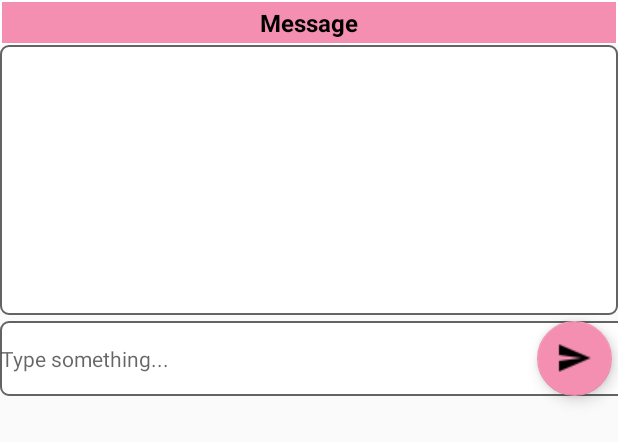
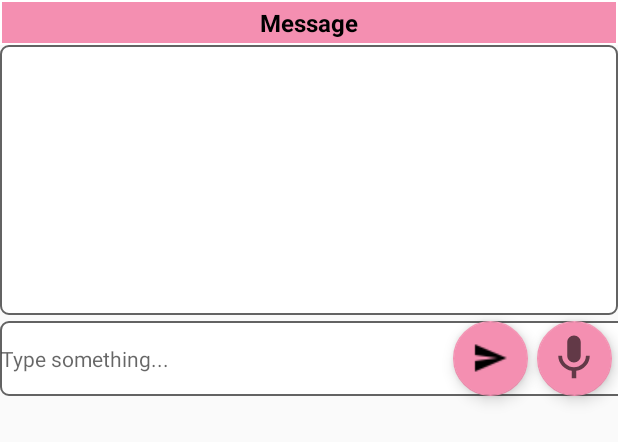
Before and after one commit to Appleboyy/MDP-Andriod-Project, an Android app: the layout activity_comms.xml on its own in the app's theme, with its tools: preview values and no code run, on a phone screen of 412 x 824 dp. Shown: the top 442 px of the screen. Run offline under Robolectric (Android 15) with nearby library versions, the phone set to English and light mode, and no system bars.

Commit message:
add mic icon

```diff
--- /dev/null
+++ b/app/src/main/res/drawable/ic_baseline_mic_36.xml
@@ -0,0 +1,5 @@
+<vector android:height="36dp" android:tint="?attr/colorControlNormal"
+    android:viewportHeight="24" android:viewportWidth="24"
+    android:width="36dp" xmlns:android="http://schemas.android.com/apk/res/android">
+    <path android:fillColor="@android:color/white" android:pathData="M12,14c1.66,0 2.99,-1.34 2.99,-3L15,5c0,-1.66 -1.34,-3 -3,-3S9,3.34 9,5v6c0,1.66 1.34,3 3,3zM17.3,11c0,3 -2.54,5.1 -5.3,5.1S6.7,14 6.7,11L5,11c0,3.41 2.72,6.23 6,6.72L11,21h2v-3.28c3.28,-0.48 6,-3.3 6,-6.72h-1.7z"/>
+</vector>
--- a/app/src/main/res/layout/activity_comms.xml
+++ b/app/src/main/res/layout/activity_comms.xml
@@ -10,7 +10,7 @@
 
     <EditText
         android:id="@+id/typeBoxEditText"
-        android:layout_width="540dp"
+        android:layout_width="485dp"
         android:layout_height="50dp"
         android:layout_marginTop="4dp"
         android:background="@drawable/rounded_corner"
@@ -55,12 +55,26 @@
         android:layout_height="50dp"
         android:layout_gravity="center_horizontal"
         android:layout_marginTop="4dp"
-        android:layout_marginEnd="4dp"
-        android:layout_marginRight="4dp"
+        android:layout_marginEnd="60dp"
+        android:layout_marginRight="60dp"
         android:foreground="@drawable/ic_send"
         android:foregroundGravity="center"
         app:backgroundTint="@color/colorPrimary"
         app:layout_constraintEnd_toEndOf="parent"
-        app:layout_constraintTop_toBottomOf="@+id/messageReceivedTextView"></com.google.android.material.floatingactionbutton.FloatingActionButton>
+        app:layout_constraintTop_toBottomOf="@+id/messageReceivedTextView" />
+
+    <com.google.android.material.floatingactionbutton.FloatingActionButton
+        android:id="@+id/messageButton"
+        android:layout_width="50dp"
+        android:layout_height="50dp"
+        android:layout_gravity="center_horizontal"
+        android:layout_marginTop="4dp"
+        android:layout_marginEnd="4dp"
+        android:layout_marginRight="4dp"
+        android:foreground="@drawable/ic_baseline_mic_36"
+        android:foregroundGravity="center"
+        app:backgroundTint="@color/colorPrimary"
+        app:layout_constraintEnd_toEndOf="parent"
+        app:layout_constraintTop_toBottomOf="@+id/messageReceivedTextView" />
 
 </androidx.constraintlayout.widget.ConstraintLayout>
```
